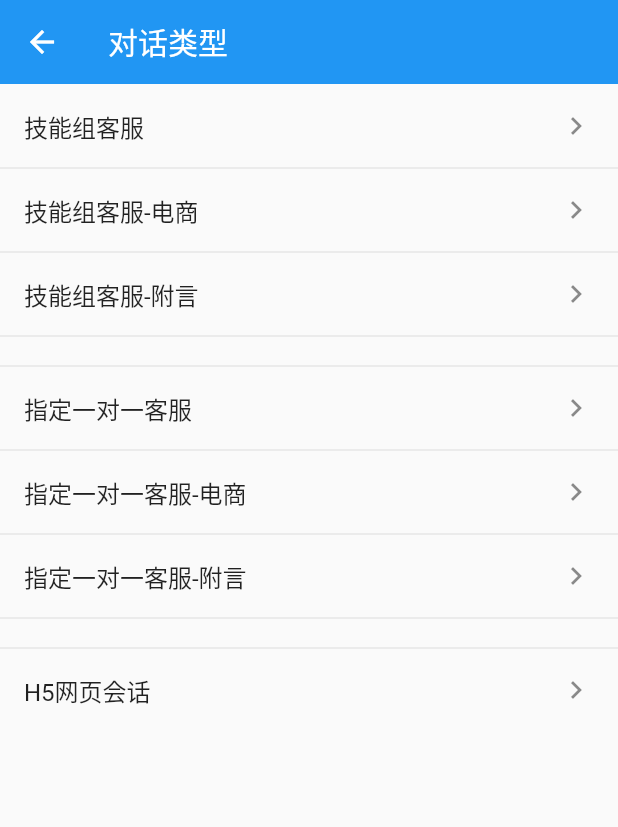
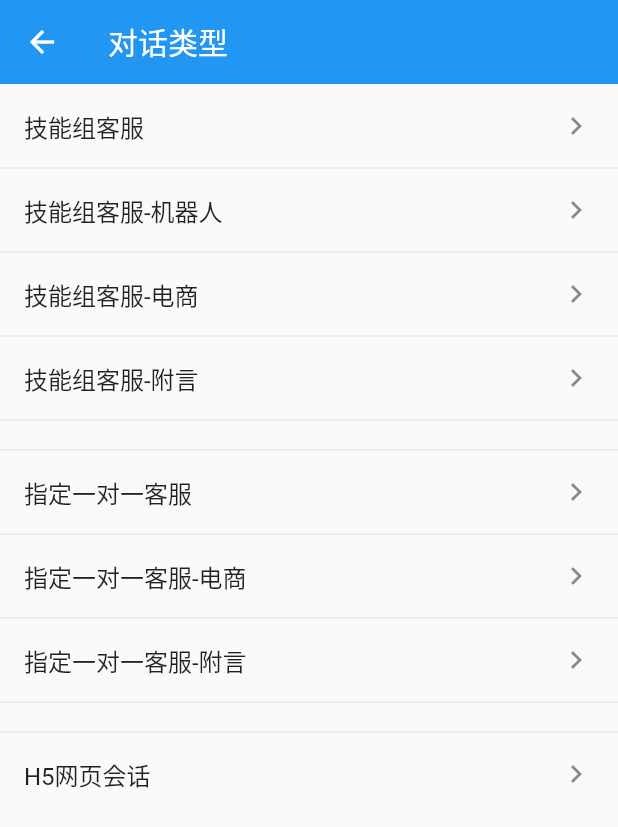
Before and after one commit to Bytedesk/bytedesk-flutter, a Flutter app: the ChatTypePage screen opened directly, on a phone screen of 412 x 824 dp. Shown: the top 827 px of the screen. Run offline on Flutter 3.47's test engine with Material 2 defaults, Android fonts, the phone set to English and light mode, and no system bars; drawn by our look-alikes of overlay_support; our stand-ins replace audioplayers, fluttertoast, vibration; missing offline and left inert: bytedesk_kefu, list_tile_switch.

Commit message:
update 0.3.0

```diff
--- a/bytedesk_demo/lib/page/chat_type_page.dart
+++ b/bytedesk_demo/lib/page/chat_type_page.dart
@@ -13,8 +13,10 @@ class ChatTypePage extends StatefulWidget {
 }
 
 class _ChatTypePageState extends State<ChatTypePage> {
+  // 第二步：到 客服管理->技能组-有一列 ‘唯一ID（wId）’, 默认设置工作组wid
   // 说明：一个技能组可以分配多个客服，访客会按照一定的规则分配给组内的各个客服账号
-  String _workGroupWid = "201807171659201";
+  String _workGroupWid = "201807171659201"; // 默认人工
+  String _workGroupWidRobot = "201809061716221"; // 默认机器人
   // 说明：直接发送给此一个客服账号，一对一会话
   String _agentUid = "201808221551193";
   //
@@ -33,7 +35,14 @@ class _ChatTypePageState extends State<ChatTypePage> {
               title: Text('技能组客服'),
               trailing: Icon(Icons.keyboard_arrow_right),
               onTap: () {
-                BytedeskKefu.startWorkGroupChat(context, _workGroupWid, "技能组客服");
+                BytedeskKefu.startWorkGroupChat(context, _workGroupWid, "技能组客服-默认人工");
+              },
+            ),
+            ListTile(
+              title: Text('技能组客服-机器人'),
+              trailing: Icon(Icons.keyboard_arrow_right),
+              onTap: () {
+                BytedeskKefu.startWorkGroupChat(context, _workGroupWidRobot, "技能组客服-默认机器人");
               },
             ),
             ListTile(
@@ -52,14 +61,14 @@ class _ChatTypePageState extends State<ChatTypePage> {
                   "categoryCode": "100010003",
                   "client": "flutter"
                 });
-                BytedeskKefu.startWorkGroupChatShop(context, _workGroupWid, "技能组客服", custom);
+                BytedeskKefu.startWorkGroupChatShop(context, _workGroupWid, "技能组客服-电商", custom);
               },
             ),
             ListTile(
               title: Text('技能组客服-附言'),
               trailing: Icon(Icons.keyboard_arrow_right),
               onTap: () {
-                BytedeskKefu.startWorkGroupChatPostscript(context, _workGroupWid, "技能组客服", "随便说点什么吧，我会自动发送给客服");
+                BytedeskKefu.startWorkGroupChatPostscript(context, _workGroupWid, "技能组客服-附言", "随便说点什么吧，我会自动发送给客服");
               },
             ),
             Container(
```
Also changed, not shown: bytedesk_demo/lib/main.dart (+51 -28 lines), bytedesk_demo/lib/page/setting_page.dart (+24 -24 lines), bytedesk_demo/lib/page/user_info_page.dart (+4 -3 lines), bytedesk_demo/pubspec.yaml (+11 -2 lines), bytedesk_demo/assets/images/feedback/mine_feedback_add_image.png (added), bytedesk_demo/assets/images/feedback/mine_feedback_ic_del.png (added), 11 other files.
